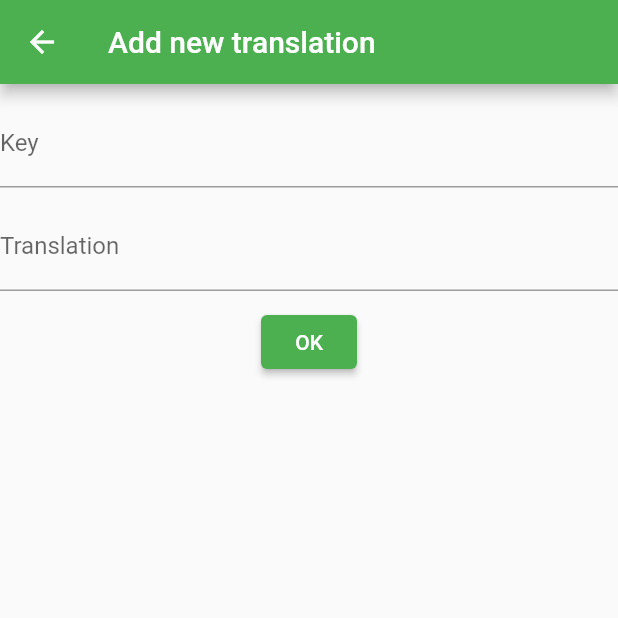
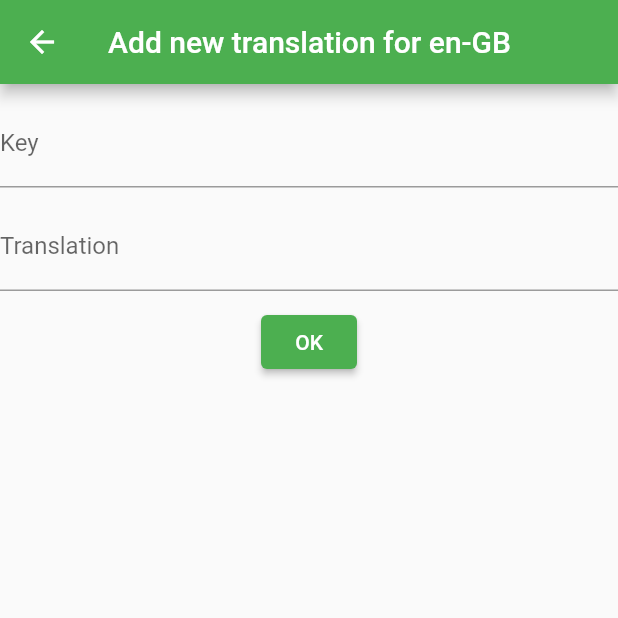
Before and after one commit to mitrakov/tommylingo, a Flutter app: the NewKey screen opened directly, after a tap on "OK", on a phone screen of 412 x 824 dp, the top half of it. Run offline on Flutter 3.47's test engine with Material 2 defaults, Android fonts, the phone set to English and light mode, and no system bars; our stand-ins replace fluttertoast, tuple; network calls fail.

```diff
--- a/client/lib/model.dart
+++ b/client/lib/model.dart
@@ -39,8 +39,8 @@ class MyModel extends Model {
     else return Future.error("Error: ${response.statusCode}; ${response.body}");
   }
 
-  /// return empty string if OK, and error in case of failure
-  Future<String> hey(String key, String translation) async {
+  /// returns empty string if OK, or error message in case of failure
+  Future<String> upsertTranslation(String key, String translation) async {
     final xml = XmlDocument([XmlElement(XmlName("a"), [], [
       XmlElement(XmlName("langCode"), [], [XmlText(_langCode)]),
       XmlElement(XmlName("key"), [], [XmlText(key)]),
--- a/client/lib/new_key.dart
+++ b/client/lib/new_key.dart
@@ -1,8 +1,7 @@
-// ignore_for_file: use_key_in_widget_constructors
+// ignore_for_file: use_key_in_widget_constructors, use_build_context_synchronously
 import 'package:flutter/material.dart';
 import 'package:fluttertoast/fluttertoast.dart';
 import 'package:scoped_model/scoped_model.dart';
-
 import 'model.dart';
 
 class NewKey extends StatelessWidget {
@@ -10,13 +9,19 @@ class NewKey extends StatelessWidget {
   final TextEditingController translationController = TextEditingController();
   final TokenPair? token;
 
-  NewKey({this.token});
+  NewKey({this.token}) {
+    final token = this.token;
+    if (token != null) {
+      keyController.text = token.item1;
+      translationController.text = token.item2;
+    }
+  }
 
   @override
   Widget build(BuildContext context) {
     return ScopedModelDescendant<MyModel>(builder: (context, child, model) {
       return Scaffold(
-        appBar: AppBar(title: Text(token != null ? 'Edit "${token!.item1}"' : "Add new translation")),
+        appBar: AppBar(title: Text(token != null ? 'Edit "${token!.item1}" for ${model.langCode}' : "Add new translation for ${model.langCode}")),
         body: Center(
           child: Column(
             children: [
@@ -30,7 +35,7 @@ class NewKey extends StatelessWidget {
                   final key = keyController.text;
                   final translation = translationController.text;
                   if (key.isNotEmpty && translation.isNotEmpty) {
-                    final error = await model.hey(key, translation);
+                    final error = await model.upsertTranslation(key, translation);
                     Fluttertoast.showToast(msg: error.isEmpty ? "Success!" : error, gravity: ToastGravity.BOTTOM, backgroundColor: error.isEmpty ? Colors.green : Colors.red);
                     if (error.isEmpty) Navigator.pop(context);
                   }
--- a/client/pubspec.yaml
+++ b/client/pubspec.yaml
@@ -1,7 +1,7 @@
 # Built with Flutter 3.7.12, CocoaPods 1.11.3
 name: tommylingo
 description: Tommylingo Mobile App
-version: 23.5.9+3
+version: 23.5.12+4
 
 environment:
   sdk: '>=2.19.6 <3.0.0'
```
Also changed, not shown: client/lib/main.dart (+44 -5 lines).
